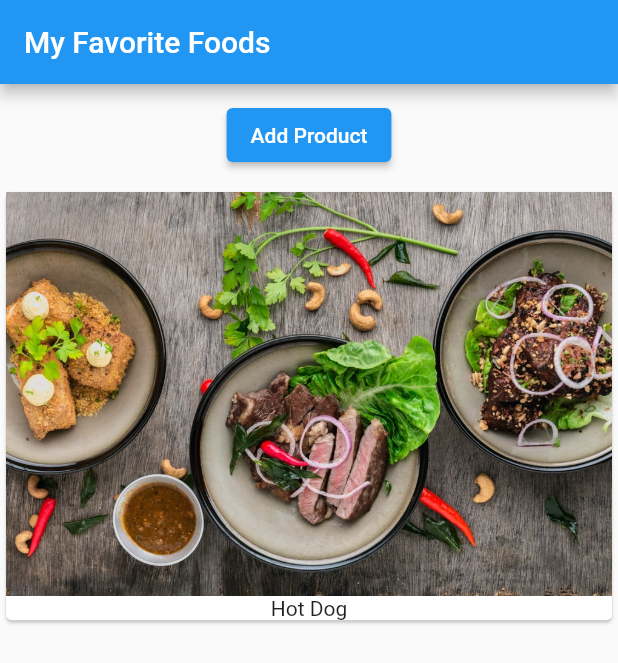
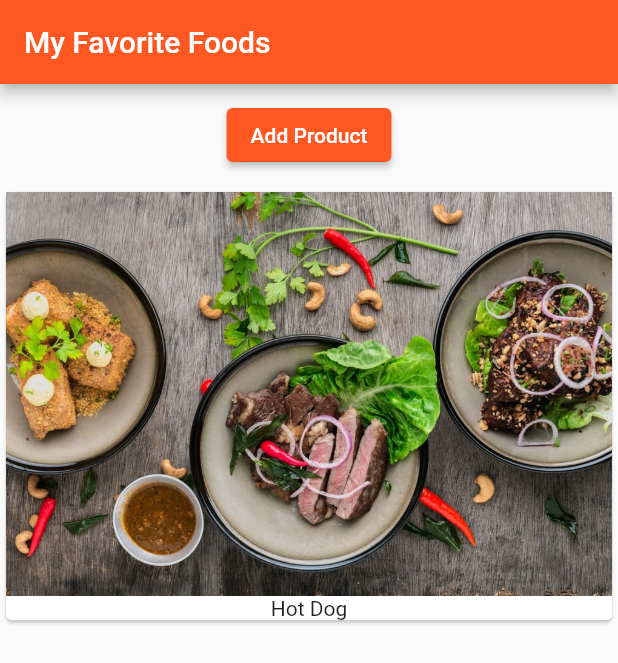
Before and after one commit to GabrieRabelo/flutter_academind, a Flutter app: the screen it shows after launch, on a phone screen of 412 x 824 dp. Shown: the top 663 px of the screen. Run offline on Flutter 3.47's test engine with Material 2 defaults, Android fonts, the phone set to English and light mode, and no system bars.

Commit message:
adds naming arguments feature

```diff
--- a/lib/main.dart
+++ b/lib/main.dart
@@ -8,11 +8,15 @@ class MyApp extends StatelessWidget {
   @override
   Widget build(BuildContext context) {
     return MaterialApp(
+        theme: ThemeData(
+            primarySwatch: Colors.deepOrange,
+            accentColor: Colors.deepPurple
+        ),
         home: Scaffold(
             appBar: AppBar(
               title: Text('My Favorite Foods'),
             ),
-            body: ProductManager('Hot Dog')
+            body: ProductManager(startingProduct: 'Hot Dog')
         )
     );
   }
--- a/lib/product_manager.dart
+++ b/lib/product_manager.dart
@@ -6,7 +6,7 @@ class ProductManager extends StatefulWidget {
 
   final String startingProduct;
 
-  ProductManager(this.startingProduct);
+  ProductManager({this.startingProduct = 'Eggos'});
 
   @override
   State<StatefulWidget> createState() {
```
